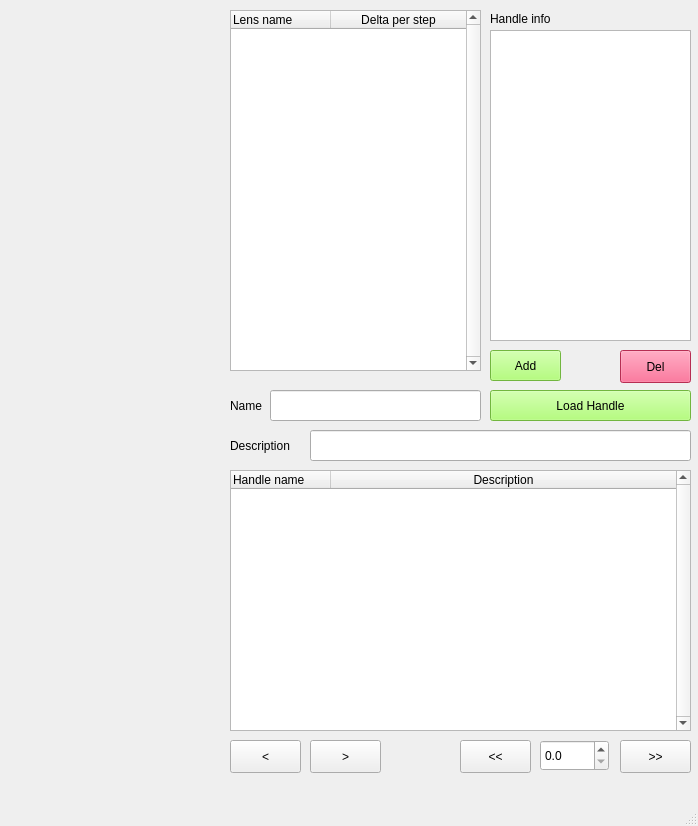
Before: the Qt Designer form uis/handle_window.ui in vitaliibalakin/c_orbit, drawn with Qt 5.
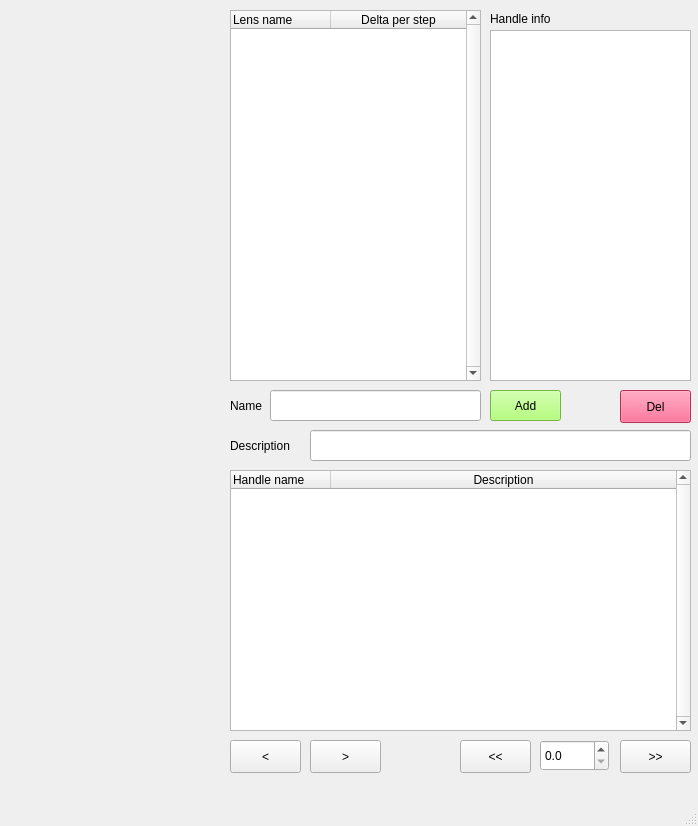
After: the same form once the commit is applied.

Commit message: handles and handlesd separated tests done

Patch:
```diff
--- a/uis/handle_window.ui
+++ b/uis/handle_window.ui
@@ -20,7 +20,7 @@
       <x>230</x>
       <y>10</y>
       <width>251</width>
-      <height>361</height>
+      <height>371</height>
      </rect>
     </property>
     <property name="verticalScrollBarPolicy">
@@ -87,7 +87,7 @@
     <property name="geometry">
      <rect>
       <x>490</x>
-      <y>350</y>
+      <y>390</y>
       <width>71</width>
       <height>31</height>
      </rect>
@@ -103,7 +103,7 @@
     <property name="geometry">
      <rect>
       <x>620</x>
-      <y>350</y>
+      <y>390</y>
       <width>71</width>
       <height>33</height>
      </rect>
@@ -170,7 +170,7 @@
       <x>490</x>
       <y>30</y>
       <width>201</width>
-      <height>311</height>
+      <height>351</height>
      </rect>
     </property>
     <property name="readOnly">
@@ -284,22 +284,6 @@
      </rect>
     </property>
    </widget>
-   <widget class="QPushButton" name="btn_load_handle">
-    <property name="geometry">
-     <rect>
-      <x>490</x>
-      <y>390</y>
-      <width>201</width>
-      <height>31</height>
-     </rect>
-    </property>
-    <property name="styleSheet">
-     <string notr="true">background-color: rgb(160, 255, 88);</string>
-    </property>
-    <property name="text">
-     <string>Load Handle</string>
-    </property>
-   </widget>
   </widget>
   <widget class="QMenuBar" name="menubar">
    <property name="geometry">
```
Left out of the diff: 3 changed lines with no effect on the pictures. The commit also changes 2 other files.
